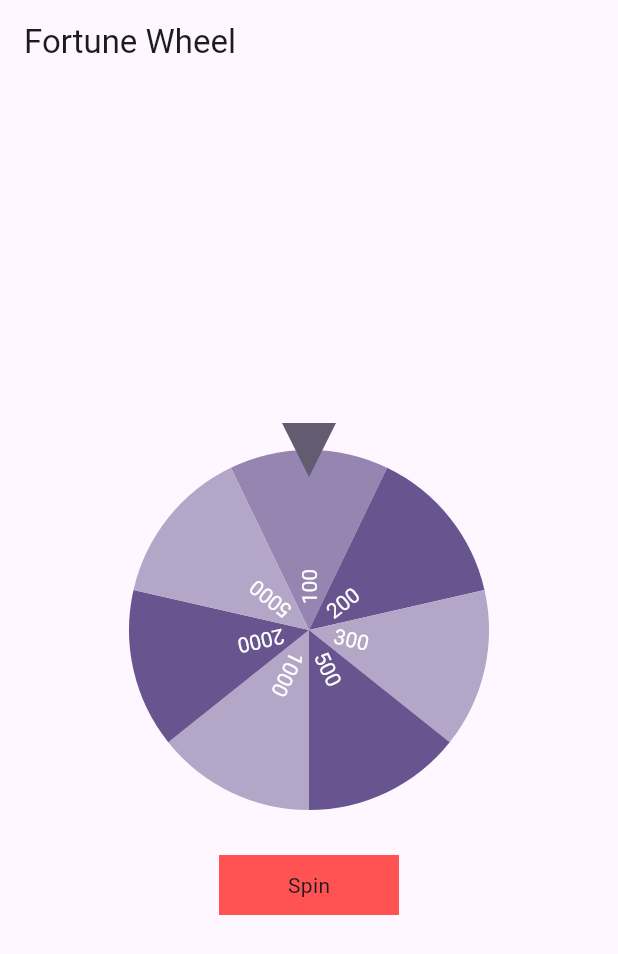
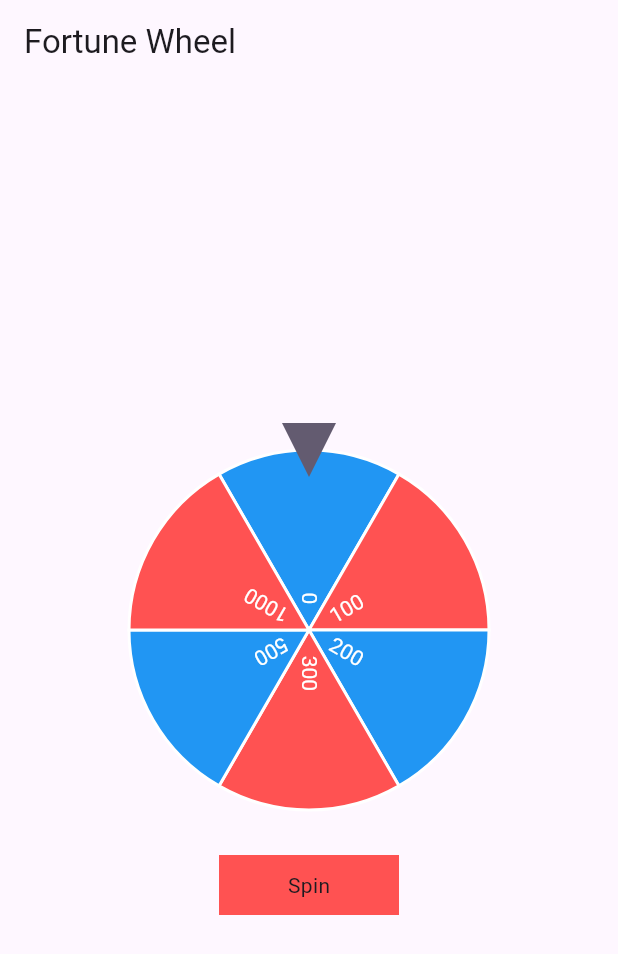
Before and after one commit to Keobiii/flutter_animation, a Flutter app: the screen it shows after launch, after a tap on "Spin", on a phone screen of 412 x 824 dp. Shown: the top 954 px of the screen. Run offline on Flutter 3.47's test engine with Material 3 defaults, Android fonts, the phone set to English and light mode, and no system bars; drawn by our look-alikes of flutter_fortune_wheel; our stand-ins replace rxdart.

```diff
--- /dev/null
+++ b/lib/data/wheel_random_prize.dart
@@ -0,0 +1,23 @@
+import 'package:flutter_fortune_wheel/flutter_fortune_wheel.dart';
+
+class PrizeManager {
+  static List<int> prizes = [0, 100, 200, 300, 500, 1000];
+
+  static int getRandomPrize() {
+    final random = Fortune.randomInt(0, 1000); // Random number from 0 to 999
+
+    if (random < 900) {
+      return prizes[0]; // 0
+    } else if (random < 940) {
+      return prizes[1]; // 100
+    } else if (random < 960) {
+      return prizes[2]; // 200
+    } else if (random < 980) {
+      return prizes[3]; // 300
+    } else if (random < 995) {
+      return prizes[4]; // 500
+    } else {
+      return prizes[5]; // 1000
+    }
+  }
+}
--- a/lib/pages/wheel_animation.dart
+++ b/lib/pages/wheel_animation.dart
@@ -1,4 +1,5 @@
 import 'package:flutter/material.dart';
+import 'package:flutter_animation/data/wheel_random_prize.dart';
 import 'package:flutter_fortune_wheel/flutter_fortune_wheel.dart';
 import 'package:rxdart/rxdart.dart';
 
@@ -12,7 +13,7 @@ class WheelAnimation extends StatefulWidget {
 class _WheelAnimationState extends State<WheelAnimation> {
   final selected = BehaviorSubject<int>();
 
-  List<int> prizes = [100, 200, 300, 500, 1000, 2000, 5000];
+  List<int> prizes = PrizeManager.prizes;
   int rewards = 0;
 
   @override
@@ -38,15 +39,50 @@ class _WheelAnimationState extends State<WheelAnimation> {
                 animateFirst: false,
                 items: [
                   for (int i = 0; i < prizes.length; i++) ...<FortuneItem>{
-                    FortuneItem(child: Text(prizes[i].toString())),
+                    FortuneItem(
+                      child: Text(
+                        prizes[i].toString(),
+                        // style: TextStyle(
+                        //   fontSize: 24,
+                        //   fontWeight: FontWeight.bold,
+                        //   color: Colors.white,
+                        // ),
+                      ),
+                      // FortuneItemStyle
+                      style: FortuneItemStyle(
+                        color: i % 2 == 0 ? Colors.blue : Colors.redAccent,
+                        borderColor: Colors.white,
+                        borderWidth: 2,
+                      ),
+                    ),
                   },
                 ],
+
+                // Customize spin physics
+                // physics: CircularPanPhysics(
+                //   duration: Duration(seconds: 8),
+                //   curve: Curves.decelerate,
+                // ),
+                // Customize indicator
+                // indicators: <FortuneIndicator>[
+                //   FortuneIndicator(
+                //     alignment: Alignment.topCenter,
+                //     child: Icon(
+                //       Icons.arrow_drop_down,
+                //       size: 40,
+                //       color: Colors.red,
+                //     ),
+                //   ),
+                // ],
                 onAnimationEnd: () {
                   setState(() {
                     rewards = prizes[selected.value];
                   });
 
                   print('You won ${rewards}!');
+                  ScaffoldMessenger.of(context).showSnackBar(
+                    SnackBar(content: Text('You just won ${rewards}')),
+                  );
                 },
               ),
             ),
@@ -54,18 +90,19 @@ class _WheelAnimationState extends State<WheelAnimation> {
             GestureDetector(
               onTap: () {
                 setState(() {
-                  selected.add(Fortune.randomInt(0, prizes.length));
+                  int prize = PrizeManager.getRandomPrize();
+                  int index = prizes.indexOf(prize);
+
+                  selected.add(index);
                 });
               },
               child: Container(
                 height: 40,
                 width: 120,
                 color: Colors.redAccent,
-                child: Center(
-                  child: Text('Spin'),
-                ),
+                child: Center(child: Text('Spin')),
               ),
-            )
+            ),
           ],
         ),
       ),
--- a/pubspec.yaml
+++ b/pubspec.yaml
@@ -36,6 +36,7 @@ dependencies:
   cupertino_icons: ^1.0.8
   flutter_fortune_wheel: ^1.3.2
   rxdart: ^0.28.0
+  flutter_bloc: ^9.1.0
 
 dev_dependencies:
   flutter_test:
```
Also changed, not shown: lib/bloc/fortune/fortune_bloc.dart (added), lib/bloc/fortune/fortune_event.dart (added), lib/bloc/fortune/fortune_state.dart (added), pubspec.lock.
